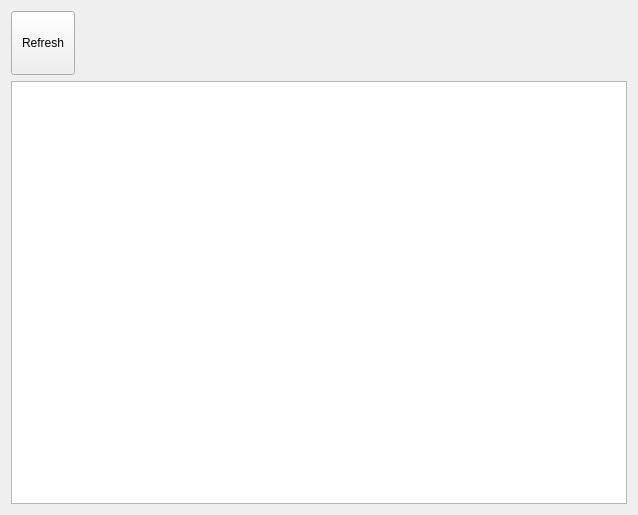
Above: form/WeightingView.ui from Knueppl/achsenlastwaage before the change. Below: the same form after it.
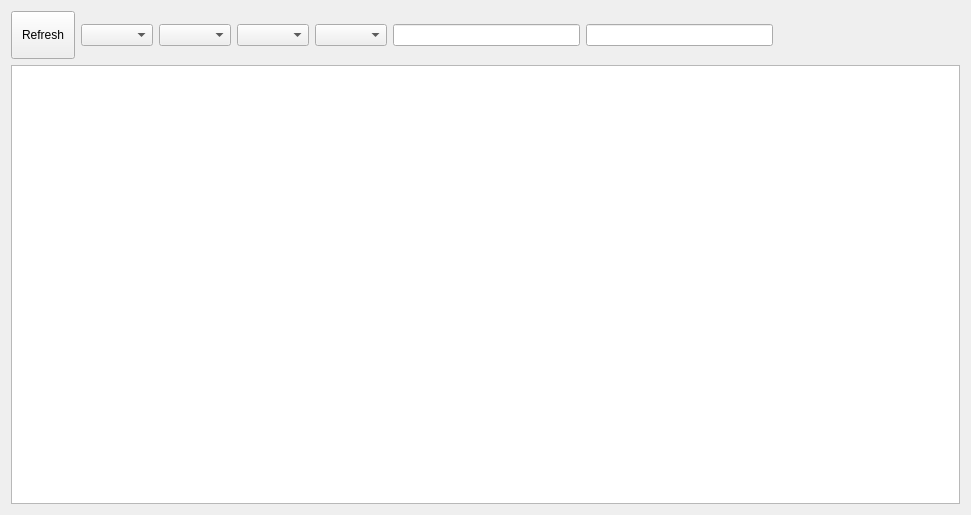
That is the form after the change.

Commit message: Implemented filter methods for the weighting view widget.

Diff of the .ui file:
```diff
--- a/form/WeightingView.ui
+++ b/form/WeightingView.ui
@@ -6,7 +6,7 @@
    <rect>
     <x>0</x>
     <y>0</y>
-    <width>638</width>
+    <width>971</width>
     <height>515</height>
    </rect>
   </property>
@@ -26,8 +26,8 @@
        </property>
        <property name="minimumSize">
         <size>
-         <width>64</width>
-         <height>64</height>
+         <width>48</width>
+         <height>48</height>
         </size>
        </property>
        <property name="maximumSize">
@@ -41,6 +41,24 @@
        </property>
       </widget>
      </item>
+     <item>
+      <widget class="QComboBox" name="_comboSupplier"/>
+     </item>
+     <item>
+      <widget class="QComboBox" name="_comboField"/>
+     </item>
+     <item>
+      <widget class="QComboBox" name="_comboGood"/>
+     </item>
+     <item>
+      <widget class="QComboBox" name="_comboVehicle"/>
+     </item>
+     <item>
+      <widget class="QLineEdit" name="_lineBegin"/>
+     </item>
+     <item>
+      <widget class="QLineEdit" name="_lineEnd"/>
+     </item>
      <item>
       <spacer name="horizontalSpacer">
        <property name="orientation">
```
The commit also changes 4 other files.
